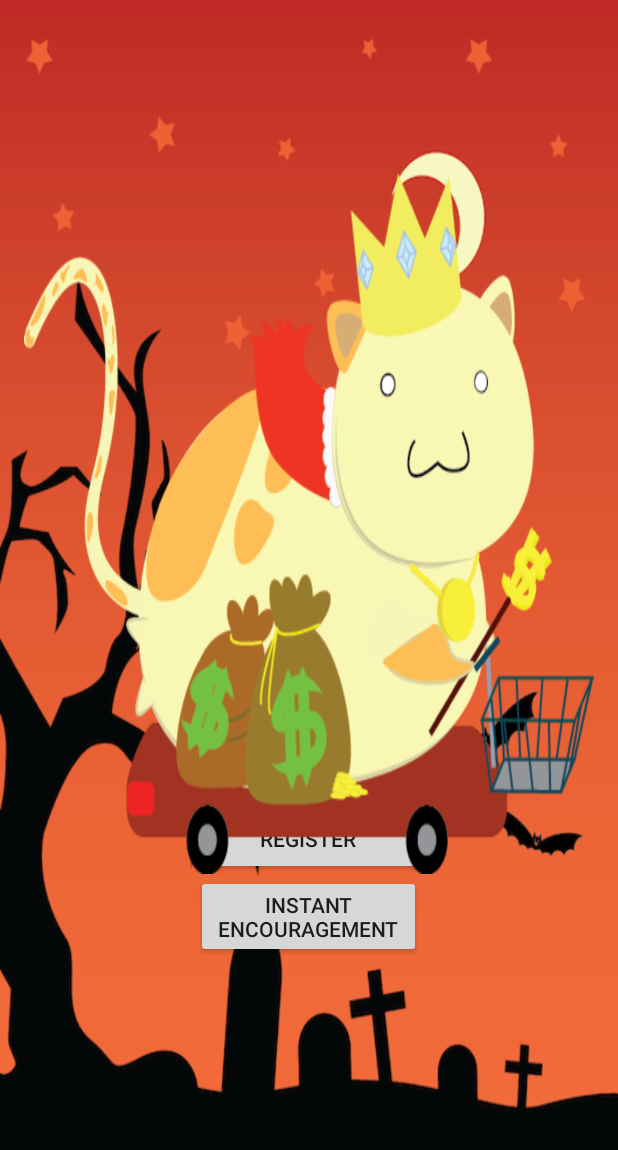
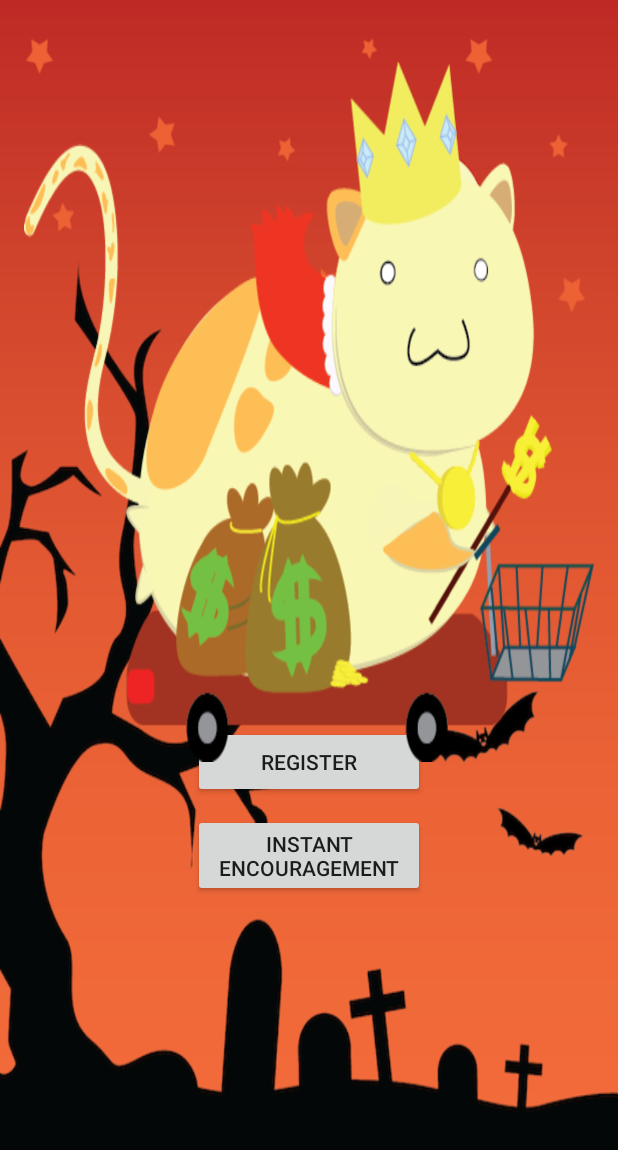
Before and after one commit to yeejkoobt/Pawsitivity, an Android app: the WelcomeActivity screen opened directly, with no data from a screen before it, on a phone screen of 412 x 824 dp. Shown: the top 1150 px of the screen. Run offline under Robolectric (Android 15) with nearby library versions, the phone set to English and light mode, and no system bars.

Commit message:
Remodeled the welcome screen

```diff
--- a/app/src/main/java/com/catastrophic/pawsitivity/CatWalkActivity.java
+++ b/app/src/main/java/com/catastrophic/pawsitivity/CatWalkActivity.java
@@ -9,8 +9,11 @@ import android.graphics.Point;
 import android.graphics.drawable.AnimationDrawable;
 import android.media.MediaPlayer;
 import android.os.Bundle;
+import android.sax.StartElementListener;
 import android.support.v7.app.AppCompatActivity;
 import android.view.Display;
+import android.view.View;
+import android.widget.Button;
 import android.widget.ImageView;
 
 /**
@@ -22,6 +25,7 @@ public class CatWalkActivity extends AppCompatActivity {
     private ImageView dog2;
     private ImageView dog3;
     private AnimationDrawable catWalkAnimation;
+    boolean isSkipButtonPressed = false;
 
     @Override
     protected void onCreate(Bundle savedInstanceState) {
@@ -33,6 +37,16 @@ public class CatWalkActivity extends AppCompatActivity {
         display.getSize(size);
         int width = size.x;
         int height = size.y;
+
+        Button skipButton = (Button) findViewById(R.id.skipButton);
+        skipButton.setOnClickListener(new View.OnClickListener() {
+            @Override
+            public void onClick(View v) {
+                isSkipButtonPressed = true;
+                Intent skipIntent = new Intent(CatWalkActivity.this, WelcomeActivity.class);
+                startActivity(skipIntent);
+            }
+        });
 
         MediaPlayer mediaPlayer = MediaPlayer.create(this, R.raw.panda_designer);
         mediaPlayer.setVolume(100,100);
@@ -48,8 +62,10 @@ public class CatWalkActivity extends AppCompatActivity {
 
             @Override
             public void onAnimationEnd(Animator animation) {
-                Intent intent = new Intent(CatWalkActivity.this, WelcomeActivity.class);
-                startActivity(intent);
+                if(!isSkipButtonPressed) {
+                    Intent intent = new Intent(CatWalkActivity.this, WelcomeActivity.class);
+                    startActivity(intent);
+                }
             }
 
             @Override
--- a/app/src/main/res/anim/fade_in.xml
+++ b/app/src/main/res/anim/fade_in.xml
@@ -1,7 +1,7 @@
 <?xml version="1.0" encoding="utf-8"?>
 <set xmlns:android="http://schemas.android.com/apk/res/android">
     <alpha
-        android:duration="2000"
+        android:duration="1000"
         android:fromAlpha="0.0"
         android:toAlpha="1.0" />
 </set>
--- a/app/src/main/res/anim/fade_out.xml
+++ b/app/src/main/res/anim/fade_out.xml
@@ -1,7 +1,7 @@
 <?xml version="1.0" encoding="utf-8"?>
 <set xmlns:android="http://schemas.android.com/apk/res/android">
     <alpha
-        android:duration="2000"
+        android:duration="1000"
         android:fromAlpha="0.0"
         android:toAlpha="1.0" />
 </set>
--- a/app/src/main/res/layout/activity_welcome.xml
+++ b/app/src/main/res/layout/activity_welcome.xml
@@ -14,10 +14,10 @@
     <LinearLayout
         android:id="@+id/mainMenu"
         android:orientation="vertical"
-        android:layout_width="150dp"
+        android:layout_width="165dp"
         android:layout_height="match_parent"
         android:gravity="center"
-        android:layout_marginTop="302dp"
+        android:layout_marginTop="200dp"
         android:layout_alignParentTop="true"
         android:layout_centerHorizontal="true">
 
@@ -25,6 +25,7 @@
             android:text="@string/login"
             android:layout_width="match_parent"
             android:layout_height="wrap_content"
+            android:layout_margin="5dp"
             android:id="@+id/loginButton"
             android:onClick="handleLoginClicked" />
 
@@ -32,14 +33,16 @@
             android:text="@string/register"
             android:layout_width="match_parent"
             android:layout_height="wrap_content"
-            android:id="@+id/button4"
+            android:layout_margin="5dp"
+            android:id="@+id/registerButton"
             android:onClick="handleRegisterClicked" />
 
         <Button
             android:text="@string/instant"
             android:layout_width="match_parent"
             android:layout_height="wrap_content"
-            android:id="@+id/button5"
+            android:layout_margin="5dp"
+            android:id="@+id/instantEncourageButton"
             android:onClick="handleInstantClicked" />
     </LinearLayout>
 
@@ -50,24 +53,25 @@
         android:background="@drawable/pimp_cat"
         android:layout_alignParentBottom="true"
         android:layout_alignParentStart="true"
-        android:layout_marginBottom="225dp" />
+        android:layout_marginBottom="300dp" />
 
     <ImageView
         android:id="@+id/prayCat"
         android:layout_width="250px"
         android:layout_height="300px"
         android:background="@drawable/pray_cat"
-        android:layout_alignTop="@+id/mainMenu"
         android:layout_alignParentEnd="true"
-        android:layout_marginTop="21dp" />
+        android:layout_alignParentBottom="true"
+        android:layout_marginTop="10dp" />
 
     <ImageView
         android:id="@+id/buttCat"
-        android:layout_width="450px"
-        android:layout_height="500px"
+        android:layout_width="250px"
+        android:layout_height="300px"
         android:background="@drawable/butt_cat"
-        android:layout_alignParentTop="true"
-        android:layout_alignParentStart="true" />
+        android:layout_alignParentBottom="true"
+        android:layout_alignParentStart="true"
+        android:layout_marginBottom="14dp" />
 
 
 </RelativeLayout>
```
